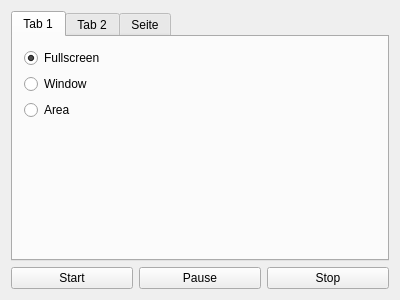
First picture: the form in mainwindow.ui, repository vkohaupt/vokoscreenNG, before the edit.
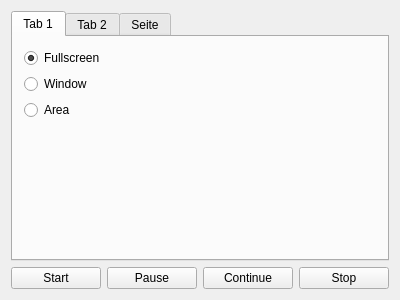
Second picture: the form after the edit.

Commit message: pushbuttons enable disable

```diff
--- a/mainwindow.ui
+++ b/mainwindow.ui
@@ -96,6 +96,13 @@
         </property>
        </widget>
       </item>
+      <item>
+       <widget class="QPushButton" name="pushButtonContinue">
+        <property name="text">
+         <string>Continue</string>
+        </property>
+       </widget>
+      </item>
       <item>
        <widget class="QPushButton" name="pushButtonStop">
         <property name="text">
```
The commit also changes 2 other files.
